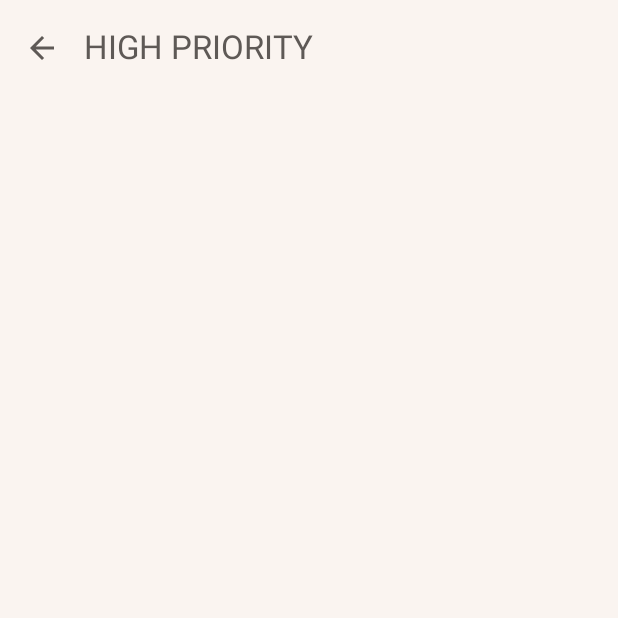
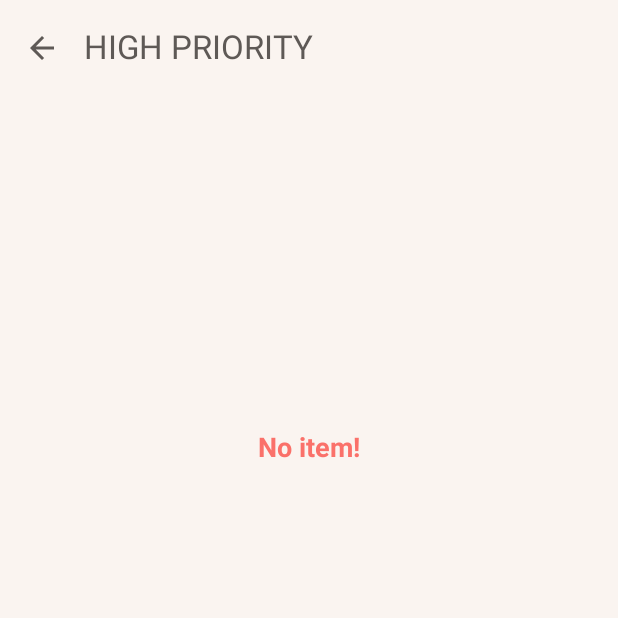
Before and after one commit to Rarestardev/NoteMaster, an Android app built with Jetpack Compose: the screen it shows after launch (ShowAllTasksActivity), after a tap on "High Priority Tasks", on a phone screen of 412 x 824 dp, the top half of it. Run offline under Robolectric (Android 15) with nearby library versions, the phone set to English and light mode, and no system bars; our stand-ins replace Room's generated code, accompanist, constraintlayout-compose; libraries missing offline, so code that uses them is left out: com.adivery.sdk, com.jakewharton.threetenabp; 4 statements that could not run were skipped; 1 other tap on this screen came first.

Commit message:
debug ui

```diff
--- a/app/build.gradle.kts
+++ b/app/build.gradle.kts
@@ -16,11 +16,13 @@ plugins {
 
 android {
     namespace = "com.rarestardev.taskora"
+    //noinspection GradleDependency
     compileSdk = 35
 
     defaultConfig {
         applicationId = "com.rarestardev.taskora"
         minSdk = 27
+        //noinspection OldTargetApi
         targetSdk = 35
         versionCode = 1
         versionName = "1.0.1"
--- a/app/src/main/AndroidManifest.xml
+++ b/app/src/main/AndroidManifest.xml
@@ -10,6 +10,7 @@
     <uses-permission android:name="android.permission.FOREGROUND_SERVICE" />
     <uses-permission android:name="android.permission.REQUEST_IGNORE_BATTERY_OPTIMIZATIONS" />
     <uses-permission android:name="android.permission.READ_PHONE_STATE" />
+    <uses-permission android:name="android.permission.FOREGROUND_SERVICE_MEDIA_PLAYBACK" />
 
     <!--
         /**
@@ -104,7 +105,7 @@
             android:name=".service.ReminderService"
             android:enabled="true"
             android:exported="false"
-            android:foregroundServiceType="specialUse" />
+            android:foregroundServiceType="mediaPlayback" />
     </application>
 
 </manifest>
--- a/app/src/main/java/com/rarestardev/taskora/activities/CreateNoteActivity.kt
+++ b/app/src/main/java/com/rarestardev/taskora/activities/CreateNoteActivity.kt
@@ -629,7 +629,7 @@ private fun MoreFeatureMenu(viewModel: NoteEditorViewModel) {
         DropdownMenu(
             expanded = viewModel.showMoreFeatureMenu,
             onDismissRequest = { viewModel.updateShowMoreFeatureMenu(false) },
-            containerColor = MaterialTheme.colorScheme.background,
+            containerColor = MaterialTheme.colorScheme.onSecondaryContainer,
             shape = RoundedCornerShape(8.dp)
         ) {
             DropdownMenuItem(
--- a/app/src/main/java/com/rarestardev/taskora/activities/MainActivity.kt
+++ b/app/src/main/java/com/rarestardev/taskora/activities/MainActivity.kt
@@ -274,7 +274,7 @@ private fun ScaffoldContent(
 
         CategoryListView()
 
-        AdiveryNativeAdLayoutWithTitle()
+        AdiveryNativeAdLayoutWithTitle(true)
 
         Spacer(modifier = Modifier.height(65.dp))
     }
@@ -543,6 +543,19 @@ private fun MyTopAppBar() {
         actions = {
             IconButton(
                 onClick = {
+                    context.startActivity(Intent(context, CalenderActivity::class.java))
+                },
+                modifier = Modifier.size(40.dp)
+            ) {
+                Icon(
+                    painter = painterResource(R.drawable.icons_calendar),
+                    contentDescription = stringResource(R.string.calender_bottom_bar),
+                    tint = MaterialTheme.colorScheme.onPrimary
+                )
+            }
+
+            IconButton(
+                onClick = {
                     context.startActivity(Intent(context, SearchActivity::class.java))
                 },
                 modifier = Modifier.size(40.dp)
--- a/app/src/main/java/com/rarestardev/taskora/activities/ShowAllTasksActivity.kt
+++ b/app/src/main/java/com/rarestardev/taskora/activities/ShowAllTasksActivity.kt
@@ -35,7 +35,10 @@ import androidx.compose.ui.Alignment
 import androidx.compose.ui.Modifier
 import androidx.compose.ui.platform.LocalContext
 import androidx.compose.ui.res.stringResource
+import androidx.compose.ui.text.font.FontWeight
+import androidx.compose.ui.text.style.TextAlign
 import androidx.compose.ui.unit.dp
+import androidx.compose.ui.unit.sp
 import com.rarestardev.taskora.R
 import com.rarestardev.taskora.components.BannerAds
 import com.rarestardev.taskora.database.NoteDatabase
@@ -177,7 +180,7 @@ private fun ShowAllTasksActivityScreen(
                     state = lazyState,
                     modifier = Modifier.fillMaxWidth()
                 ) {
-                    itemsIndexed(filteredTask) { index,tasks ->
+                    itemsIndexed(filteredTask) { index, tasks ->
                         TaskLazyItems(
                             index = index,
                             task = tasks,
@@ -189,6 +192,16 @@ private fun ShowAllTasksActivityScreen(
                         )
                     }
                 }
+            } else {
+                Text(
+                    text = stringResource(R.string.no_item),
+                    modifier = Modifier
+                        .fillMaxWidth().padding(top = 200.dp),
+                    color = MaterialTheme.colorScheme.onSecondary,
+                    fontWeight = FontWeight.Bold,
+                    fontSize = 18.sp,
+                    textAlign = TextAlign.Center
+                )
             }
         }
     }
--- a/app/src/main/java/com/rarestardev/taskora/components/AdsTools.kt
+++ b/app/src/main/java/com/rarestardev/taskora/components/AdsTools.kt
@@ -3,7 +3,9 @@ package com.rarestardev.taskora.components
 import android.annotation.SuppressLint
 import android.util.Log
 import androidx.compose.foundation.background
+import androidx.compose.foundation.isSystemInDarkTheme
 import androidx.compose.foundation.layout.Arrangement
+import androidx.compose.foundation.layout.Box
 import androidx.compose.foundation.layout.Row
 import androidx.compose.foundation.layout.fillMaxWidth
 import androidx.compose.foundation.layout.height
@@ -20,10 +22,10 @@ import androidx.compose.runtime.setValue
 import androidx.compose.ui.Alignment
 import androidx.compose.ui.Modifier
 import androidx.compose.ui.draw.clip
-import androidx.compose.ui.res.colorResource
 import androidx.compose.ui.res.stringResource
 import androidx.compose.ui.unit.dp
 import androidx.compose.ui.viewinterop.AndroidView
+import androidx.core.content.ContextCompat
 import com.adivery.sdk.AdiveryAdListener
 import com.adivery.sdk.AdiveryBannerAdView
 import com.adivery.sdk.AdiveryNativeAdView
@@ -44,7 +46,7 @@ fun BannerAds() {
 
     if (Constants.ADS_VIEW) {
         AndroidView(
-            factory = { mContext->
+            factory = { mContext ->
                 AdiveryBannerAdView(mContext).apply {
                     setBannerSize(BannerSize.BANNER)
                     setPlacementId(Constants.AD_BANNER_ID)
@@ -76,12 +78,15 @@ fun BannerAds() {
     }
 }
 
-@SuppressLint("InflateParams")
+@SuppressLint("InflateParams", "ResourceAsColor")
 @Composable
-fun AdiveryNativeAdLayoutWithTitle(){
+fun AdiveryNativeAdLayoutWithTitle(showTitle: Boolean) {
     var isShowAd by remember { mutableStateOf(false) }
 
-    if (isShowAd){
+    val isDark = isSystemInDarkTheme()
+
+
+    if (isShowAd && showTitle) {
         Row(
             modifier = Modifier.fillMaxWidth(),
             verticalAlignment = Alignment.CenterVertically,
@@ -96,36 +101,46 @@ fun AdiveryNativeAdLayoutWithTitle(){
         }
     }
 
+    Box(
+        modifier = Modifier.padding(
+            start = 12.dp,
+            end = 12.dp
+        )
+    ) {
         AndroidView(
             factory = { context ->
+                val backgroundColor = ContextCompat.getColor(
+                    context,
+                    if (isDark) R.color.second_night_mode else R.color.second_light_mode
+                )
+
                 AdiveryNativeAdView(context).apply {
                     setNativeAdLayout(R.layout.adivery_native_ad_layout)
                     setPlacementId(Constants.AD_NATIVE_ID)
-                setListener(object : AdiveryAdListener(){
+                    setBackgroundColor(backgroundColor)
+                    setListener(object : AdiveryAdListener() {
                         override fun onError(reason: String?) {
-                        Log.e(Constants.ADS_LOG,reason ?: "Native ad error load")
+                            Log.e(Constants.ADS_LOG, reason ?: "Native ad error load")
                             isShowAd = false
                         }
 
                         override fun onAdLoaded() {
-                        Log.d(Constants.ADS_LOG,"Loaded native ad")
+                            Log.d(Constants.ADS_LOG, "Loaded native ad")
                             isShowAd = true
                         }
                     })
 
                     loadAd()
                 }
-
-
             },
             modifier = Modifier
                 .fillMaxWidth()
                 .clip(MaterialTheme.shapes.medium)
-            .background(colorResource(R.color.second_night_mode))
+                .background(MaterialTheme.colorScheme.onSecondaryContainer)
                 .wrapContentHeight()
-            .padding(12.dp)
                 .let {
                     if (isShowAd) it else Modifier.height(0.dp)
                 }
         )
     }
+}
--- a/app/src/main/java/com/rarestardev/taskora/components/CategoryListView.kt
+++ b/app/src/main/java/com/rarestardev/taskora/components/CategoryListView.kt
@@ -8,6 +8,7 @@ import androidx.compose.foundation.layout.Arrangement
 import androidx.compose.foundation.layout.Box
 import androidx.compose.foundation.layout.Column
 import androidx.compose.foundation.layout.Row
+import androidx.compose.foundation.layout.Spacer
 import androidx.compose.foundation.layout.fillMaxWidth
 import androidx.compose.foundation.layout.height
 import androidx.compose.foundation.layout.padding
@@ -106,6 +107,10 @@ fun CategoryListView() {
                     horizontalAlignment = Alignment.CenterHorizontally,
                     verticalArrangement = Arrangement.spacedBy(8.dp)
                 ) {
+                    BannerAds()
+
+                    Spacer(Modifier.height(12.dp))
+
                     categories.forEach { category ->
                         Row(
                             modifier = Modifier
--- a/app/src/main/java/com/rarestardev/taskora/components/DailyTaskProgress.kt
+++ b/app/src/main/java/com/rarestardev/taskora/components/DailyTaskProgress.kt
@@ -54,8 +54,7 @@ private fun DailyTask() {
 @Composable
 fun DailyTaskProgress(modifier: Modifier = Modifier, taskViewModel: TaskViewModel) {
     val allTask by taskViewModel.taskElement.collectAsState(emptyList())
-    val filterTask = allTask.filter { it.reminderType != ReminderType.NONE.name }
-        .sortedByDescending { it.reminderTime }
+    val filterTask = allTask.sortedByDescending { it.reminderTime }
 
     val context = LocalContext.current
 
@@ -102,24 +101,6 @@ fun DailyTaskProgress(modifier: Modifier = Modifier, taskViewModel: TaskViewMode
             val (reminderTypeRef, taskTitleRef) = createRefs()
             closestItem?.let {
                 taskViewModel.scheduleNextReminderFromDb(context)
-                if (it.reminderType == ReminderType.NONE.name || it.isComplete == true){
-                    Text(
-                        text = ReminderType.NONE.name,
-                        modifier = Modifier.constrainAs(taskTitleRef) {
-                            top.linkTo(parent.top)
-                            bottom.linkTo(parent.bottom)
-                            start.linkTo(reminderTypeRef.end, 8.dp)
-                            end.linkTo(parent.end, 6.dp)
-                            width = Dimension.fillToConstraints
-                        },
-                        color = MaterialTheme.colorScheme.onPrimary,
-                        fontWeight = FontWeight.Bold,
-                        fontSize = 18.sp,
-                        overflow = TextOverflow.Ellipsis,
-                        maxLines = 1,
-                        textAlign = TextAlign.Center
-                    )
-                }else{
                 when (it.reminderType) {
                     ReminderType.NOTIFICATION.name -> {
                         Icon(
@@ -133,6 +114,7 @@ fun DailyTaskProgress(modifier: Modifier = Modifier, taskViewModel: TaskViewMode
                             }
                         )
                     }
+
                     ReminderType.ALARM.name -> {
                         Icon(
                             painter = painterResource(R.drawable.icons_alarm_clock),
@@ -147,6 +129,22 @@ fun DailyTaskProgress(modifier: Modifier = Modifier, taskViewModel: TaskViewMode
                     }
                 }
 
+                if (it.reminderType == ReminderType.NONE.name){
+                    Text(
+                        text = ReminderType.NONE.name,
+                        modifier = Modifier.constrainAs(taskTitleRef) {
+                            top.linkTo(parent.top)
+                            bottom.linkTo(parent.bottom)
+                            start.linkTo(reminderTypeRef.end, 8.dp)
+                            end.linkTo(parent.end, 6.dp)
+                            width = Dimension.fillToConstraints
+                        },
+                        color = MaterialTheme.colorScheme.onPrimary,
+                        fontWeight = FontWeight.Bold,
+                        fontSize = 18.sp,
+                        textAlign = TextAlign.Center
+                    )
+                }else {
                     Text(
                         text = it.title,
                         modifier = Modifier.constrainAs(taskTitleRef) {
@@ -201,7 +199,9 @@ private fun TodayView(modifier: Modifier = Modifier) {
             fontWeight = FontWeight.Normal,
             fontSize = 10.sp,
             color = MaterialTheme.colorScheme.onPrimary,
-            modifier = Modifier.padding(start = 12.dp)
+            modifier = Modifier.padding(start = 6.dp, end = 6.dp),
+            maxLines = 1,
+            overflow = TextOverflow.Ellipsis
         )
     }
 }
--- a/app/src/main/java/com/rarestardev/taskora/components/MenuBottomSheet.kt
+++ b/app/src/main/java/com/rarestardev/taskora/components/MenuBottomSheet.kt
@@ -6,7 +6,9 @@ import androidx.compose.foundation.background
 import androidx.compose.foundation.clickable
 import androidx.compose.foundation.layout.Arrangement
 import androidx.compose.foundation.layout.Column
+import androidx.compose.foundation.layout.Spacer
 import androidx.compose.foundation.layout.fillMaxWidth
+import androidx.compose.foundation.layout.height
 import androidx.compose.foundation.layout.padding
 import androidx.compose.material.icons.Icons
 import androidx.compose.material.icons.automirrored.filled.ArrowBack
@@ -191,6 +193,10 @@ fun MenuBottomSheet(
                 }
             }
         }
+
+        Spacer(Modifier.height(12.dp))
+
+        AdiveryNativeAdLayoutWithTitle(false)
     }
 }
 
--- a/app/src/main/java/com/rarestardev/taskora/components/TaskPreviewScreen.kt
+++ b/app/src/main/java/com/rarestardev/taskora/components/TaskPreviewScreen.kt
@@ -242,6 +242,8 @@ fun TaskPreviewScreen(
                 Spacer(Modifier.height(12.dp))
 
                 ReminderInfoView(taskInstance)
+
+                Spacer(Modifier.height(12.dp))
 
                 DescriptionView(taskInstance.description)
 
--- a/app/src/main/java/com/rarestardev/taskora/components/TaskView.kt
+++ b/app/src/main/java/com/rarestardev/taskora/components/TaskView.kt
@@ -8,7 +8,6 @@ import androidx.compose.foundation.layout.Column
 import androidx.compose.foundation.layout.PaddingValues
 import androidx.compose.foundation.layout.Row
 import androidx.compose.foundation.layout.Spacer
-import androidx.compose.foundation.layout.fillMaxHeight
 import androidx.compose.foundation.layout.fillMaxSize
 import androidx.compose.foundation.layout.fillMaxWidth
 import androidx.compose.foundation.layout.height
--- a/app/src/main/java/com/rarestardev/taskora/list_item/TaskItems.kt
+++ b/app/src/main/java/com/rarestardev/taskora/list_item/TaskItems.kt
@@ -62,6 +62,7 @@ import androidx.constraintlayout.compose.ConstraintLayout
 import androidx.constraintlayout.compose.Dimension
 import com.rarestardev.taskora.R
 import com.rarestardev.taskora.activities.CreateTaskActivity
+import com.rarestardev.taskora.components.AdiveryNativeAdLayoutWithTitle
 import com.rarestardev.taskora.enums.ReminderType
 import com.rarestardev.taskora.feature.CustomText
 import com.rarestardev.taskora.feature.SmallCustomImageView
@@ -464,6 +465,10 @@ private fun CustomDropdownMenu(
                 }
             }
         }
+
+        Spacer(Modifier.height(12.dp))
+
+        AdiveryNativeAdLayoutWithTitle(false)
     }
 }
 
--- a/app/src/main/res/layout/adivery_native_ad_layout.xml
+++ b/app/src/main/res/layout/adivery_native_ad_layout.xml
@@ -35,7 +35,7 @@
             android:layout_width="0dp"
             android:layout_height="wrap_content"
             android:layout_margin="4dp"
-            android:textColor="@color/background_light_mode"
+            android:textColor="@color/second_color_2"
             android:layout_weight="1" />
 
         <ImageView
```
Also changed, not shown: app/src/main/java/com/rarestardev/taskora/service/ReminderService.kt (+4 -5 lines). Lines whose indentation alone changed are shown as unchanged.
